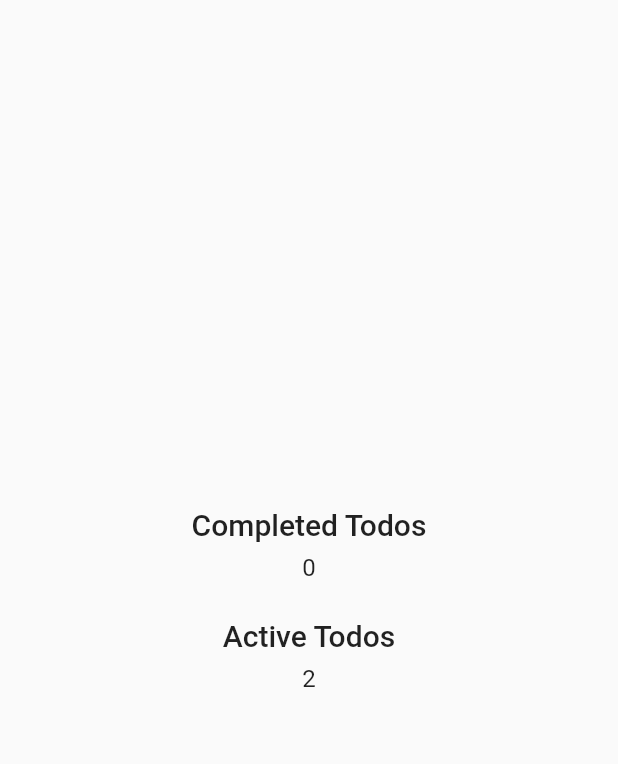
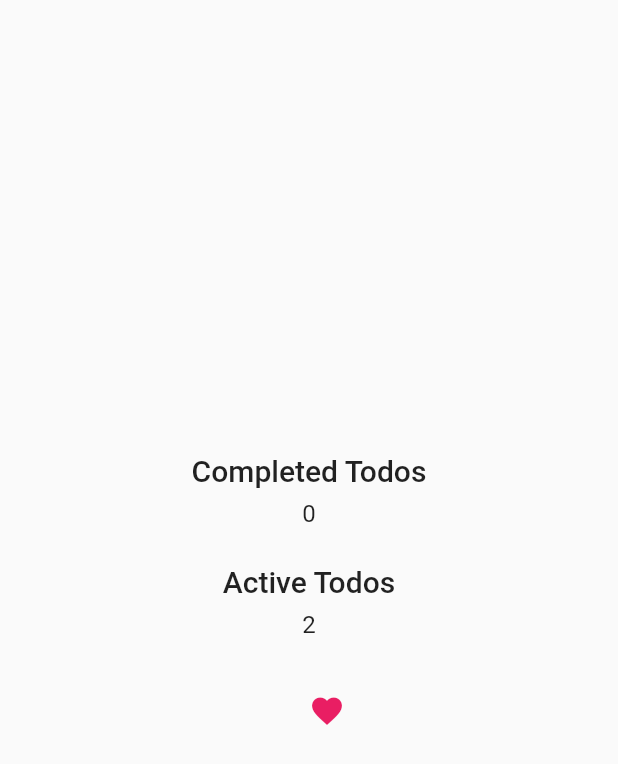
Before and after one commit to christian-heusel/explorer-app, a Flutter app: the Stats widget shown alone on an empty page, opened directly, on a phone screen of 412 x 824 dp. Shown: the top 764 px of the screen. Run offline on Flutter 3.47's test engine with Material 2 defaults, Android fonts, the phone set to English and light mode, and no system bars; our stand-ins replace bloc, equatable, flutter_bloc; missing offline and left inert: artemis, global_configuration, gql; generated files the repository leaves out were written again.

Commit message:
added sample query

```diff
--- a/fluttr_app/explorer_app/lib/main.dart
+++ b/fluttr_app/explorer_app/lib/main.dart
@@ -1,3 +1,4 @@
+import 'package:explorer_app/bloc/samplequery_bloc.dart';
 import 'package:flutter/material.dart';
 import 'package:bloc/bloc.dart';
 import 'package:path_provider/path_provider.dart';
@@ -61,6 +62,10 @@ class TodosApp extends StatelessWidget {
                   todosBloc: BlocProvider.of<TodosBloc>(context),
                 ),
               ),
+              BlocProvider<SamplequeryBloc>(
+                  create: (context) => SamplequeryBloc(
+                  )
+              ),
             ],
             child: HomeScreen(),
           );
--- /dev/null
+++ b/fluttr_app/explorer_app/lib/widgets/sampleQuery.dart
@@ -0,0 +1,56 @@
+import 'package:flutter/material.dart';
+import 'package:explorer_app/bloc/samplequery_bloc.dart';
+import 'package:flutter_bloc/flutter_bloc.dart';
+
+class sampleQuery extends StatelessWidget
+{
+  sampleQuery({Key key}): super (key:key);
+  Widget build(BuildContext context) {
+
+    final SamplequeryBloc samplequeryBloc =
+    BlocProvider.of<SamplequeryBloc>(context);
+
+    return Container(
+      child: BlocBuilder<SamplequeryBloc, SamplequeryState>(
+        builder: (context, state) {
+          return Row(
+            mainAxisSize: MainAxisSize.min,
+            children: [
+              Container(
+                padding: EdgeInsets.all(0),
+                child: IconButton(
+                    padding: EdgeInsets.all(0),
+                    alignment: Alignment.centerRight,
+                    icon: ((state is SamplequeryEmpty)
+                        ? Icon(
+                      Icons.favorite,
+                      color: Colors.pink,
+                      size: 24.0,
+                    )
+                        : Icon(
+                      Icons.favorite,
+                      color: Colors.blue,
+                      size: 24.0,
+                    )),
+                    color: Colors.red[500],
+                    onPressed: () {
+                      if (state is SamplequeryEmpty) {
+                        samplequeryBloc.add(SamplequeryQueryApi());
+                      } else {
+                        samplequeryBloc.add(SamplequeryClearResult());
+                      }
+                    }),
+              ),
+              Center(
+                child: ((state is SamplequeryEmpty)
+                    ? Text("")
+                    : Text("Titel der Station: " +
+                    state.response.data.getStations[0].title.toString())),
+              ),
+            ],
+          );
+        },
+      ),
+    );
+  }
+}
--- a/fluttr_app/explorer_app/lib/widgets/stats.dart
+++ b/fluttr_app/explorer_app/lib/widgets/stats.dart
@@ -1,3 +1,4 @@
+import 'package:explorer_app/widgets/sampleQuery.dart';
 import 'package:flutter/material.dart';
 import 'package:flutter/foundation.dart';
 import 'package:flutter/widgets.dart';
@@ -52,7 +53,12 @@ class Stats extends StatelessWidget {
                     key: ArchSampleKeys.statsNumActive,
                     style: Theme.of(context).textTheme.subtitle1,
                   ),
-                )
+                ),
+                Padding(
+                  padding: EdgeInsets.only(bottom: 24.0),
+                  child: sampleQuery(
+                  ),
+                ),
               ],
             ),
           );
```
Also changed, not shown: fluttr_app/explorer_app/lib/main-old.dart (deleted, +0 -118 lines), fluttr_app/explorer_app/lib/pages/closedTaskPage.dart (deleted, +0 -16 lines), fluttr_app/explorer_app/lib/pages/homePage.dart (deleted, +0 -33 lines), fluttr_app/explorer_app/lib/pages/openTaskPage.dart (deleted, +0 -32 lines).
